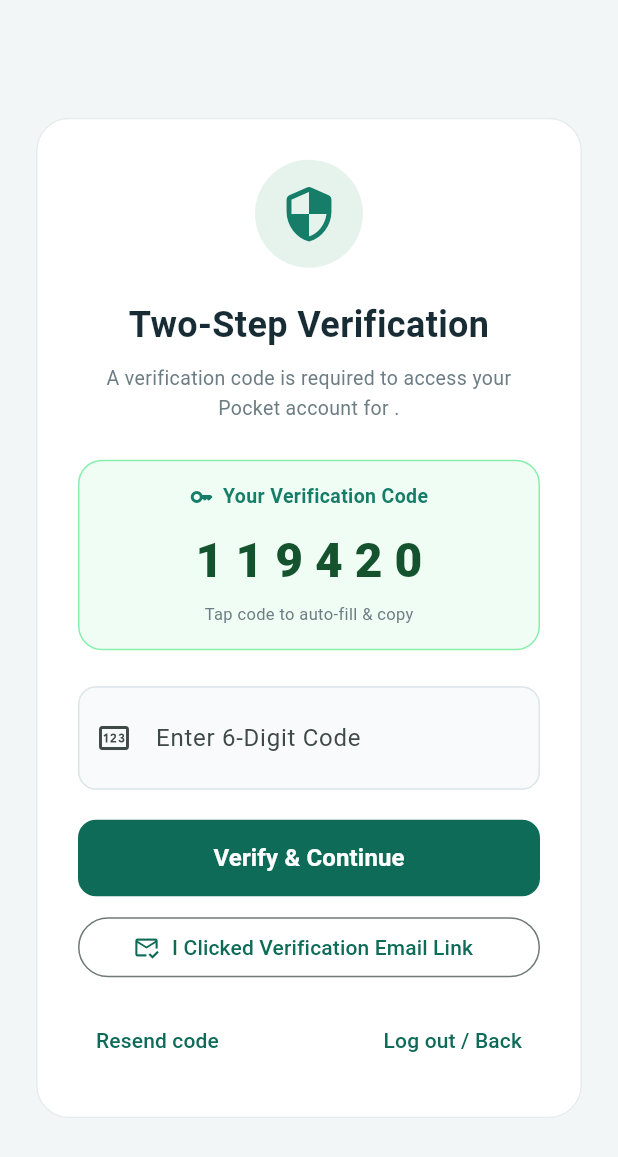
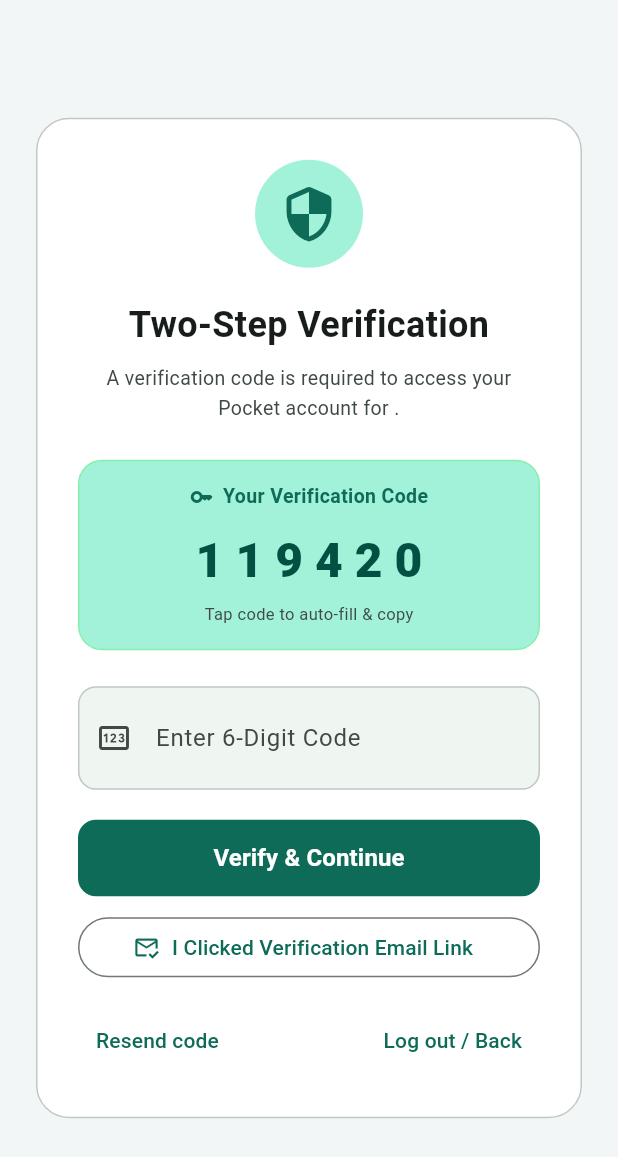
Before and after one commit to bibasshrestha980-npl/expense_tracker, a Flutter app: the screen it shows once a user with an empty profile is signed in, on a phone screen of 412 x 824 dp. Shown: the top 1157 px of the screen. Run offline on Flutter 3.47's test engine with Material 3 defaults, Android fonts, the phone set to English and light mode, and no system bars; our stand-ins replace cloud_firestore, firebase_auth, firebase_core, firebase_storage, shared_preferences; missing offline and left inert: nepali_utils; accounts and stored records are empty; network calls fail.

Commit message:
feat: add persistent light dark and system themes

```diff
--- a/lib/main.dart
+++ b/lib/main.dart
@@ -8,6 +8,7 @@
 
 import 'firebase_options.dart';
 import 'providers/auth_provider.dart';
+import 'providers/theme_provider.dart';
 import 'providers/expense_provider.dart';
 import 'screens/auth_screen.dart';
 import 'screens/dashboard.dart';
@@ -29,7 +30,14 @@
   } catch (_) {
     setupError = 'Firebase could not start. Check your connection and follow README.md to configure Firebase, then restart.';
   }
-  runApp(ExpenseApp(setupError: setupError));
+  final themeProvider = ThemeProvider();
+  await themeProvider.load();
+  runApp(
+    ChangeNotifierProvider.value(
+      value: themeProvider,
+      child: ExpenseApp(setupError: setupError),
+    ),
+  );
 }
 
 class ExpenseApp extends StatelessWidget {
@@ -42,6 +50,8 @@
           title: 'Pocket • Expense Tracker',
           debugShowCheckedModeBanner: false,
           theme: pocketTheme(),
+          darkTheme: pocketTheme(brightness: Brightness.dark),
+          themeMode: context.watch<ThemeProvider?>()?.mode ?? ThemeMode.system,
           localizationsDelegates: AppLocalizations.localizationsDelegates,
           supportedLocales: AppLocalizations.supportedLocales,
           home: Scaffold(
@@ -74,6 +84,9 @@
             title: 'Pocket • Expense Tracker',
             debugShowCheckedModeBanner: false,
             theme: pocketTheme(),
+            darkTheme: pocketTheme(brightness: Brightness.dark),
+            themeMode:
+                context.watch<ThemeProvider?>()?.mode ?? ThemeMode.system,
             localizationsDelegates: AppLocalizations.localizationsDelegates,
             supportedLocales: AppLocalizations.supportedLocales,
             routes: {'/login': (_) => const AuthGate()},
--- /dev/null
+++ b/lib/providers/theme_provider.dart
@@ -0,0 +1,33 @@
+import 'package:flutter/material.dart';
+import 'package:shared_preferences/shared_preferences.dart';
+
+class ThemeProvider extends ChangeNotifier {
+  ThemeProvider({SharedPreferencesAsync? preferences})
+    : _preferences = preferences ?? SharedPreferencesAsync();
+
+  final SharedPreferencesAsync _preferences;
+  static const preferenceKey = 'theme_mode';
+  ThemeMode _mode = ThemeMode.system;
+  ThemeMode get mode => _mode;
+
+  Future<void> load() async {
+    try {
+      final saved = await _preferences.getString(preferenceKey);
+      _mode = ThemeMode.values.firstWhere(
+        (mode) => mode.name == saved,
+        orElse: () => ThemeMode.system,
+      );
+    } catch (_) {
+      // Storage may be unavailable; the app can still follow the device theme.
+      _mode = ThemeMode.system;
+    }
+    notifyListeners();
+  }
+
+  Future<void> setMode(ThemeMode mode) async {
+    // Save first so a failed write does not claim the preference was remembered.
+    await _preferences.setString(preferenceKey, mode.name);
+    _mode = mode;
+    notifyListeners();
+  }
+}
--- a/lib/screens/expense_editor.dart
+++ b/lib/screens/expense_editor.dart
@@ -104,9 +104,9 @@
               child: Column(
                 mainAxisSize: MainAxisSize.min,
                 children: [
-                  const Text(
+                  Text(
                     'Keep the details clear. Your totals and insights update automatically.',
-                    style: TextStyle(color: muted),
+                    style: TextStyle(color: context.appMuted),
                   ),
                   const SizedBox(height: 24),
                   TextFormField(
--- a/lib/screens/verify_code_screen.dart
+++ b/lib/screens/verify_code_screen.dart
@@ -92,14 +92,14 @@
                 child: Column(
                   crossAxisAlignment: CrossAxisAlignment.stretch,
                   children: [
-                    const Center(
+                    Center(
                       child: CircleAvatar(
                         radius: 36,
-                        backgroundColor: Color(0xffe6f3ed),
+                        backgroundColor: context.palette.primaryContainer,
                         child: Icon(
                           Icons.security_rounded,
                           size: 40,
-                          color: accent,
+                          color: context.appAccent,
                         ),
                       ),
                     ),
@@ -116,7 +116,7 @@
                     Text(
                       'A verification code is required to access your Pocket account for $email.',
                       textAlign: TextAlign.center,
-                      style: const TextStyle(color: muted, fontSize: 13),
+                      style: TextStyle(color: context.appMuted, fontSize: 13),
                     ),
                     const SizedBox(height: 24),
 
@@ -134,7 +134,7 @@
                             vertical: 14,
                           ),
                           decoration: BoxDecoration(
-                            color: const Color(0xfff0fdf4),
+                            color: context.palette.primaryContainer,
                             borderRadius: BorderRadius.circular(16),
                             border: Border.all(color: const Color(0xff86efac)),
                           ),
@@ -142,19 +142,19 @@
                             children: [
                               Row(
                                 mainAxisAlignment: MainAxisAlignment.center,
-                                children: const [
+                                children: [
                                   Icon(
                                     Icons.key_rounded,
                                     size: 16,
-                                    color: accent,
+                                    color: context.appAccent,
                                   ),
-                                  SizedBox(width: 6),
+                                  const SizedBox(width: 6),
                                   Text(
                                     'Your Verification Code',
                                     style: TextStyle(
                                       fontWeight: FontWeight.w600,
                                       fontSize: 13,
-                                      color: accent,
+                                      color: context.appAccent,
                                     ),
                                   ),
                                 ],
@@ -162,17 +162,20 @@
                               const SizedBox(height: 8),
                               Text(
                                 generatedCode,
-                                style: const TextStyle(
+                                style: TextStyle(
                                   fontSize: 32,
                                   fontWeight: FontWeight.w800,
                                   letterSpacing: 8,
-                                  color: Color(0xff14532d),
+                                  color: context.palette.onPrimaryContainer,
                                 ),
                               ),
                               const SizedBox(height: 4),
-                              const Text(
+                              Text(
                                 'Tap code to auto-fill & copy',
-                                style: TextStyle(color: muted, fontSize: 11),
+                                style: TextStyle(
+                                  color: context.appMuted,
+                                  fontSize: 11,
+                                ),
                               ),
                             ],
                           ),
@@ -205,14 +208,14 @@
                       Container(
                         padding: const EdgeInsets.all(10),
                         decoration: BoxDecoration(
-                          color: const Color(0xfffef2f2),
+                          color: context.palette.errorContainer,
                           borderRadius: BorderRadius.circular(8),
                           border: Border.all(color: const Color(0xfffca5a5)),
                         ),
                         child: Text(
                           _errorMessage!,
-                          style: const TextStyle(
-                            color: Color(0xffb91c1c),
+                          style: TextStyle(
+                            color: context.palette.onErrorContainer,
                             fontSize: 13,
                           ),
                           textAlign: TextAlign.center,
--- a/lib/theme.dart
+++ b/lib/theme.dart
@@ -3,39 +3,59 @@
 const ink = Color(0xff172c35);
 const muted = Color(0xff6c7d84);
 const accent = Color(0xff167d68);
-ThemeData pocketTheme() => ThemeData(
+
+extension PocketColors on BuildContext {
+  ColorScheme get palette => Theme.of(this).colorScheme;
+  Color get appInk => palette.onSurface;
+  Color get appMuted => palette.onSurfaceVariant;
+  Color get appAccent => palette.primary;
+  Color get appSurface => palette.surface;
+  Color get appPanel => palette.surfaceContainerLow;
+}
+
+ThemeData pocketTheme({Brightness brightness = Brightness.light}) {
+  final dark = brightness == Brightness.dark;
+  final scheme = ColorScheme.fromSeed(
+    seedColor: accent,
+    brightness: brightness,
+    surface: dark ? const Color(0xff162328) : Colors.white,
+  );
+  return ThemeData(
     useMaterial3: true,
-  colorScheme: ColorScheme.fromSeed(seedColor: accent, surface: Colors.white),
-  scaffoldBackgroundColor: const Color(0xfff3f6f7),
-  textTheme: const TextTheme(
+    brightness: brightness,
+    colorScheme: scheme,
+    scaffoldBackgroundColor: dark
+        ? const Color(0xff0e191e)
+        : const Color(0xfff3f6f7),
+    textTheme: TextTheme(
       headlineLarge: TextStyle(
         fontSize: 32,
         fontWeight: FontWeight.w800,
-      color: ink,
+        color: scheme.onSurface,
         letterSpacing: -1,
       ),
       headlineSmall: TextStyle(
         fontSize: 24,
         fontWeight: FontWeight.w700,
-      color: ink,
+        color: scheme.onSurface,
       ),
       titleLarge: TextStyle(
         fontSize: 20,
         fontWeight: FontWeight.w700,
-      color: ink,
+        color: scheme.onSurface,
       ),
-    bodyMedium: TextStyle(fontSize: 14, color: ink, height: 1.5),
+      bodyMedium: TextStyle(fontSize: 14, color: scheme.onSurface, height: 1.5),
     ),
     cardTheme: CardThemeData(
       elevation: 0,
       margin: EdgeInsets.zero,
-    color: Colors.white,
+      color: scheme.surface,
       shape: RoundedRectangleBorder(
         borderRadius: BorderRadius.circular(22),
-      side: const BorderSide(color: Color(0xffe5ecee)),
+        side: BorderSide(color: scheme.outlineVariant),
       ),
     ),
-  dividerTheme: const DividerThemeData(color: Color(0xffedf1f2), thickness: 1),
+    dividerTheme: DividerThemeData(color: scheme.outlineVariant, thickness: 1),
     filledButtonTheme: FilledButtonThemeData(
       style: FilledButton.styleFrom(
         padding: const EdgeInsets.symmetric(horizontal: 22, vertical: 18),
@@ -44,22 +64,23 @@
     ),
     inputDecorationTheme: InputDecorationTheme(
       filled: true,
-    fillColor: const Color(0xfff8fafb),
+      fillColor: scheme.surfaceContainerLow,
       contentPadding: const EdgeInsets.all(18),
       border: OutlineInputBorder(
         borderRadius: BorderRadius.circular(12),
-      borderSide: const BorderSide(color: Color(0xffdce5e8)),
+        borderSide: BorderSide(color: scheme.outlineVariant),
       ),
       enabledBorder: OutlineInputBorder(
         borderRadius: BorderRadius.circular(12),
-      borderSide: const BorderSide(color: Color(0xffdce5e8)),
+        borderSide: BorderSide(color: scheme.outlineVariant),
       ),
     ),
-  navigationBarTheme: const NavigationBarThemeData(
-    backgroundColor: Colors.white,
-    indicatorColor: Color(0xffdcefe9),
+    navigationBarTheme: NavigationBarThemeData(
+      backgroundColor: scheme.surface,
+      indicatorColor: scheme.primaryContainer,
     ),
   );
+}
 
 IconData categoryIcon(String value) => switch (value) {
   'Food' => Icons.restaurant_rounded,
--- a/pubspec.yaml
+++ b/pubspec.yaml
@@ -44,6 +44,7 @@
   firebase_storage: ^13.6.0
   flutter_localizations:
     sdk: flutter
+  shared_preferences: ^2.5.6
 dev_dependencies:
   flutter_test:
     sdk: flutter
```
Also changed, not shown: lib/l10n/app_en.arb (+6 -1 lines), lib/l10n/app_ne.arb (+6 -1 lines), lib/screens/auth_screen.dart (+9 -6 lines), lib/screens/calendar_details.dart (+10 -10 lines), lib/screens/dashboard.dart (+82 -64 lines), lib/screens/report_dialog.dart (+25 -15 lines), lib/screens/settings_screen.dart (+111 -52 lines), lib/screens/spending_stories.dart (+41 -36 lines), docs/dark-mode.png (added), docs/light-mode.png (added), lib/l10n/generated/app_localizations.dart, lib/l10n/generated/app_localizations_en.dart, lib/l10n/generated/app_localizations_ne.dart, pubspec.lock, 3 other files. Lines whose indentation alone changed are shown as unchanged.
